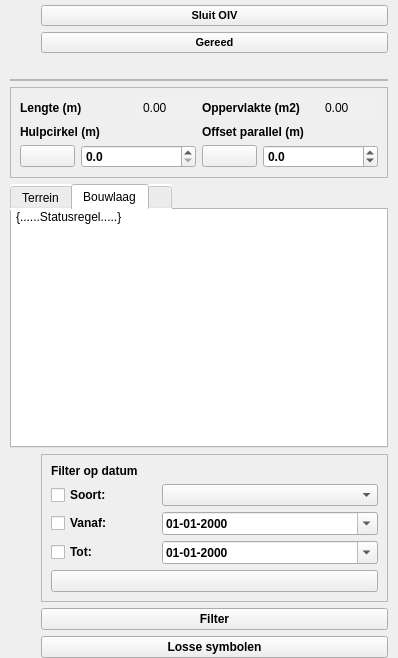
OIV-NL-QGIS/QGIS_project, file plugin/oiv/oiv_base_widget.ui: the form before one commit.
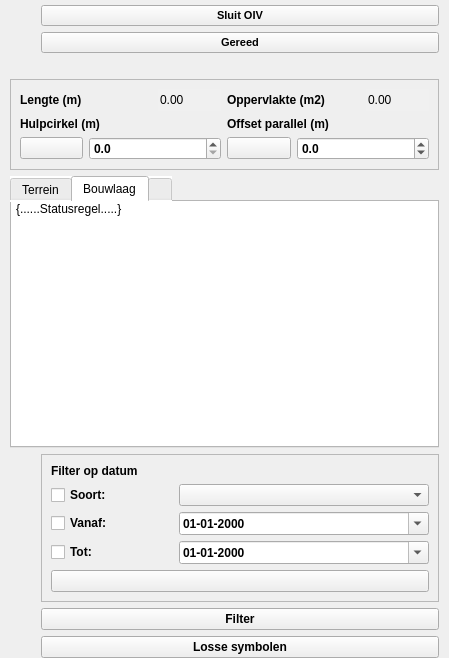
The form after the commit. Icons and pictures are not drawn.

Commit message:
Issues oiv interface 3 5 0 (#369)
* Make fields not editable

resolves #360

* Update oiv_create_grid.py

resolves #356

* Update oiv_werkvoorraad.py

resolves #357

* modify_tekenvenster

resolves #361

* Update oiv_base_widget.ui

* Create delete menu

resolves #355

Patch:
```diff
--- a/plugin/oiv/oiv_base_widget.ui
+++ b/plugin/oiv/oiv_base_widget.ui
@@ -6,7 +6,7 @@
    <rect>
     <x>0</x>
     <y>0</y>
-    <width>398</width>
+    <width>449</width>
     <height>658</height>
    </rect>
   </property>
@@ -53,8 +53,8 @@
         <rect>
          <x>0</x>
          <y>0</y>
-         <width>426</width>
-         <height>614</height>
+         <width>439</width>
+         <height>631</height>
         </rect>
        </property>
        <layout class="QVBoxLayout" name="verticalLayout_2">
@@ -97,7 +97,7 @@
             </property>
            </widget>
           </item>
-          <item row="24" column="1">
+          <item row="23" column="1">
            <widget class="QLabel" name="label_info_of_interest">
             <property name="sizePolicy">
              <sizepolicy hsizetype="Fixed" vsizetype="Fixed">
@@ -138,14 +138,14 @@
             </property>
            </spacer>
           </item>
-          <item row="22" column="2" colspan="2">
+          <item row="21" column="2" colspan="2">
            <widget class="QPushButton" name="filter_objecten">
             <property name="text">
              <string>Filter</string>
             </property>
            </widget>
           </item>
-          <item row="22" column="1">
+          <item row="21" column="1">
            <widget class="QLabel" name="label_filter">
             <property name="sizePolicy">
              <sizepolicy hsizetype="Fixed" vsizetype="Fixed">
@@ -170,7 +170,7 @@
             </property>
            </widget>
           </item>
-          <item row="7" column="1" colspan="3">
+          <item row="6" column="1" colspan="3">
            <widget class="QTabWidget" name="tabWidget">
             <property name="enabled">
              <bool>true</bool>
@@ -418,7 +418,7 @@
             </widget>
            </widget>
           </item>
-          <item row="10" column="2" colspan="2">
+          <item row="9" column="2" colspan="2">
            <widget class="QFrame" name="filterframe">
             <property name="sizePolicy">
              <sizepolicy hsizetype="Preferred" vsizetype="Preferred">
@@ -504,37 +504,13 @@
             </layout>
            </widget>
           </item>
-          <item row="24" column="2" colspan="2">
+          <item row="23" column="2" colspan="2">
            <widget class="QPushButton" name="info_of_interest">
             <property name="text">
              <string>Losse symbolen</string>
             </property>
            </widget>
           </item>
-          <item row="4" column="1" colspan="3">
-           <widget class="QFrame" name="frame">
-            <property name="frameShape">
-             <enum>QFrame::StyledPanel</enum>
-            </property>
-            <property name="frameShadow">
-             <enum>QFrame::Raised</enum>
-            </property>
-            <layout class="QHBoxLayout" name="horizontalLayout">
-             <property name="leftMargin">
-              <number>0</number>
-             </property>
-             <property name="topMargin">
-              <number>0</number>
-             </property>
-             <property name="rightMargin">
-              <number>0</number>
-             </property>
-             <property name="bottomMargin">
-              <number>0</number>
-             </property>
-            </layout>
-           </widget>
-          </item>
           <item row="0" column="2" colspan="2">
            <widget class="QPushButton" name="close_btn">
             <property name="enabled">
@@ -562,7 +538,7 @@
             </property>
            </widget>
           </item>
-          <item row="5" column="1" colspan="3">
+          <item row="4" column="1" colspan="3">
            <widget class="QFrame" name="cadframe">
             <property name="minimumSize">
              <size>
```
The commit also changes 4 other files.
